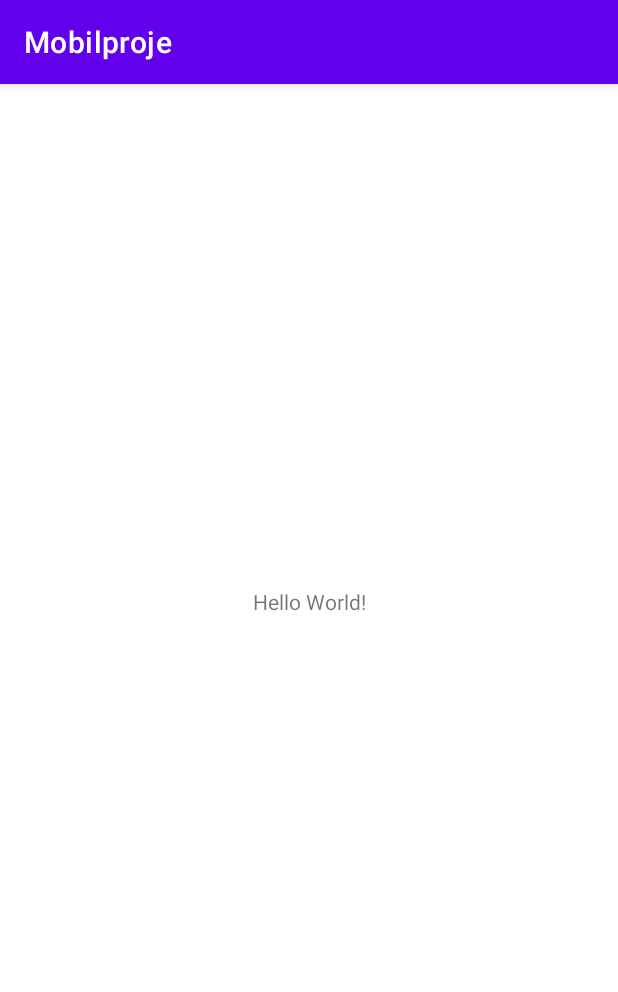
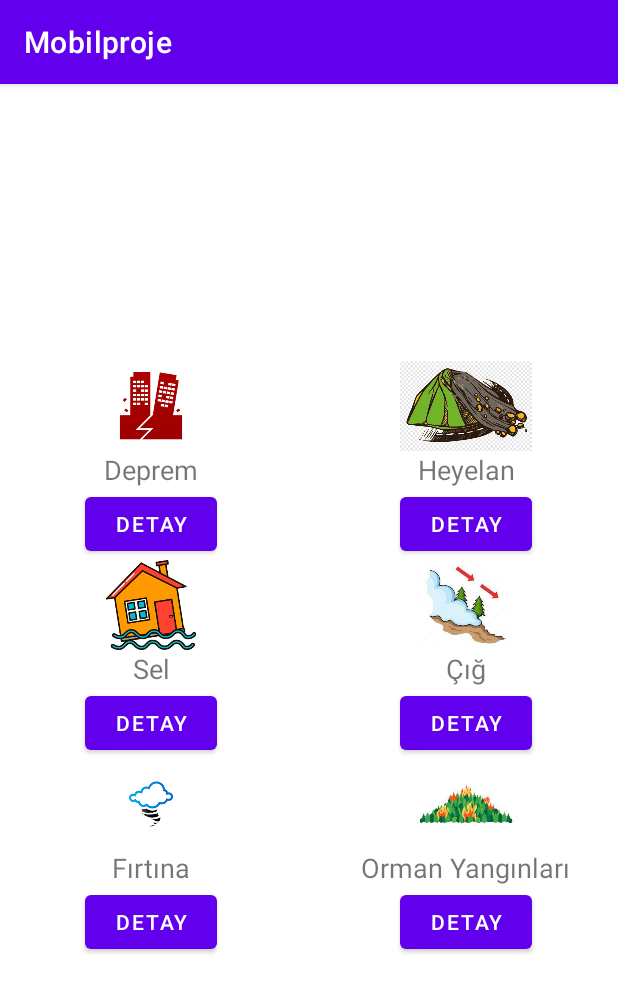
Before and after one commit to notrealtrick/Mobilproje, an Android app: the screen it shows after launch (MainActivity), on a phone screen of 412 x 824 dp. Shown: the top 992 px of the screen. Run offline under Robolectric (Android 15) with nearby library versions, the phone set to English and light mode, and no system bars.

Commit message:
giriş sayfası düzenlendi

```diff
--- a/app/src/main/AndroidManifest.xml
+++ b/app/src/main/AndroidManifest.xml
@@ -12,6 +12,9 @@
         android:theme="@style/Theme.Mobilproje"
         tools:targetApi="31">
         <activity
+            android:name=".AfetlerSayfasi"
+            android:exported="false" />
+        <activity
             android:name=".MainActivity"
             android:exported="true">
             <intent-filter>
--- /dev/null
+++ b/app/src/main/java/com/example/mobilproje/AfetlerSayfasi.java
@@ -0,0 +1,14 @@
+package com.example.mobilproje;
+
+import androidx.appcompat.app.AppCompatActivity;
+
+import android.os.Bundle;
+
+public class AfetlerSayfasi extends AppCompatActivity {
+
+    @Override
+    protected void onCreate(Bundle savedInstanceState) {
+        super.onCreate(savedInstanceState);
+        setContentView(R.layout.activity_afetler_sayfasi);
+    }
+}
--- /dev/null
+++ b/app/src/main/res/layout/activity_afetler_sayfasi.xml
@@ -0,0 +1,9 @@
+<?xml version="1.0" encoding="utf-8"?>
+<androidx.constraintlayout.widget.ConstraintLayout xmlns:android="http://schemas.android.com/apk/res/android"
+    xmlns:app="http://schemas.android.com/apk/res-auto"
+    xmlns:tools="http://schemas.android.com/tools"
+    android:layout_width="match_parent"
+    android:layout_height="match_parent"
+    tools:context=".AfetlerSayfasi">
+
+</androidx.constraintlayout.widget.ConstraintLayout>
--- a/app/src/main/res/layout/activity_main.xml
+++ b/app/src/main/res/layout/activity_main.xml
@@ -1,19 +1,199 @@
-<?xml version="1.0" encoding="utf-8"?>
-<androidx.constraintlayout.widget.ConstraintLayout xmlns:android="http://schemas.android.com/apk/res/android"
-    xmlns:app="http://schemas.android.com/apk/res-auto"
-    xmlns:tools="http://schemas.android.com/tools"
+<LinearLayout xmlns:android="http://schemas.android.com/apk/res/android"
     android:layout_width="match_parent"
     android:layout_height="match_parent"
-    tools:context=".MainActivity">
+    android:gravity="center"
+    android:orientation="vertical">
 
-    <TextView
-        android:layout_width="wrap_content"
+    <!-- Deprem ve Heyelan -->
+    <LinearLayout
+        android:layout_width="match_parent"
         android:layout_height="wrap_content"
-        android:text="Hello World!"
-        app:layout_constraintBottom_toBottomOf="parent"
-        app:layout_constraintEnd_toEndOf="parent"
-        app:layout_constraintStart_toStartOf="parent"
-        app:layout_constraintTop_toTopOf="parent"
-        app:layout_constraintVertical_bias="0.448" />
+        android:orientation="horizontal">
 
-</androidx.constraintlayout.widget.ConstraintLayout>
+        <!-- Deprem -->
+        <LinearLayout
+            android:layout_width="0dp"
+            android:layout_height="wrap_content"
+            android:layout_weight="1"
+            android:orientation="vertical"
+            android:gravity="center">
+
+            <ImageView
+                android:layout_width="100dp"
+                android:layout_height="60dp"
+                android:src="@drawable/deprem_icon" />
+
+            <TextView
+                android:layout_width="wrap_content"
+                android:layout_height="wrap_content"
+                android:text="Deprem"
+                android:textSize="18sp" />
+
+            <Button
+                android:id="@+id/deprem_button"
+                android:layout_width="wrap_content"
+                android:layout_height="wrap_content"
+                android:text="Detay" />
+        </LinearLayout>
+
+        <!-- Boşluk -->
+        <Space
+            android:layout_width="8dp"
+            android:layout_height="match_parent" />
+
+        <!-- Heyelan -->
+        <LinearLayout
+            android:layout_width="0dp"
+            android:layout_height="wrap_content"
+            android:layout_weight="1"
+            android:orientation="vertical"
+            android:gravity="center">
+
+            <ImageView
+                android:layout_width="100dp"
+                android:layout_height="60dp"
+                android:src="@drawable/heyelan_icon" />
+
+            <TextView
+                android:layout_width="wrap_content"
+                android:layout_height="wrap_content"
+                android:text="Heyelan"
+                android:textSize="18sp" />
+
+            <Button
+                android:id="@+id/heyelan_button"
+                android:layout_width="wrap_content"
+                android:layout_height="wrap_content"
+                android:text="Detay" />
+        </LinearLayout>
+    </LinearLayout>
+
+    <!-- Sel ve Erozyon -->
+    <LinearLayout
+        android:layout_width="match_parent"
+        android:layout_height="wrap_content"
+        android:orientation="horizontal">
+
+        <!-- Sel -->
+        <LinearLayout
+            android:layout_width="0dp"
+            android:layout_height="wrap_content"
+            android:layout_weight="1"
+            android:orientation="vertical"
+            android:gravity="center">
+
+            <ImageView
+                android:layout_width="100dp"
+                android:layout_height="60dp"
+                android:src="@drawable/sel_icon" />
+
+            <TextView
+                android:layout_width="wrap_content"
+                android:layout_height="wrap_content"
+                android:text="Sel"
+                android:textSize="18sp" />
+
+            <Button
+                android:id="@+id/sel_button"
+                android:layout_width="wrap_content"
+                android:layout_height="wrap_content"
+                android:text="Detay" />
+        </LinearLayout>
+
+        <!-- Boşluk -->
+        <Space
+            android:layout_width="8dp"
+            android:layout_height="match_parent" />
+
+        <!-- Erozyon -->
+        <LinearLayout
+            android:layout_width="0dp"
+            android:layout_height="wrap_content"
+            android:layout_weight="1"
+            android:orientation="vertical"
+            android:gravity="center">
+
+            <ImageView
+                android:layout_width="100dp"
+                android:layout_height="60dp"
+                android:src="@drawable/cig_icon" />
+
+            <TextView
+                android:layout_width="wrap_content"
+                android:layout_height="wrap_content"
+                android:text="Çığ"
+                android:textSize="18sp" />
+
+            <Button
+                android:id="@+id/cig_button"
+                android:layout_width="wrap_content"
+                android:layout_height="wrap_content"
+                android:text="Detay" />
+        </LinearLayout>
+    </LinearLayout>
+
+    <!-- Fırtına ve Orman Yangınları -->
+    <LinearLayout
+        android:layout_width="match_parent"
+        android:layout_height="wrap_content"
+        android:orientation="horizontal">
+
+        <!-- Fırtına -->
+        <LinearLayout
+            android:layout_width="0dp"
+            android:layout_height="wrap_content"
+            android:layout_weight="1"
+            android:orientation="vertical"
+            android:gravity="center">
+
+            <ImageView
+                android:layout_width="100dp"
+                android:layout_height="60dp"
+                android:src="@drawable/firtina_icon" />
+
+            <TextView
+                android:layout_width="wrap_content"
+                android:layout_height="wrap_content"
+                android:text="Fırtına"
+                android:textSize="18sp" />
+
+            <Button
+                android:id="@+id/firtina_button"
+                android:layout_width="wrap_content"
+                android:layout_height="wrap_content"
+                android:text="Detay" />
+        </LinearLayout>
+
+        <!-- Boşluk -->
+        <Space
+            android:layout_width="8dp"
+            android:layout_height="match_parent" />
+
+        <!-- Orman Yangınları -->
+        <LinearLayout
+            android:layout_width="0dp"
+            android:layout_height="wrap_content"
+            android:layout_weight="1"
+            android:orientation="vertical"
+            android:gravity="center">
+
+            <ImageView
+                android:layout_width="100dp"
+                android:layout_height="60dp"
+                android:src="@drawable/orman_yanginlari_icon" />
+
+            <TextView
+                android:layout_width="wrap_content"
+                android:layout_height="wrap_content"
+                android:text="Orman Yangınları"
+                android:textSize="18sp" />
+
+            <Button
+                android:id="@+id/orman_yanginlari_button"
+                android:layout_width="wrap_content"
+                android:layout_height="wrap_content"
+                android:text="Detay" />
+        </LinearLayout>
+    </LinearLayout>
+
+</LinearLayout>
```
Also changed, not shown: app/src/main/res/drawable/cig_icon.jpeg (added), app/src/main/res/drawable/deprem_icon.png (added), app/src/main/res/drawable/firtina_icon.png (added), app/src/main/res/drawable/heyelan_icon.png (added), app/src/main/res/drawable/orman_yanginlari_icon.jpeg (added), app/src/main/res/drawable/sel_icon.png (added).
